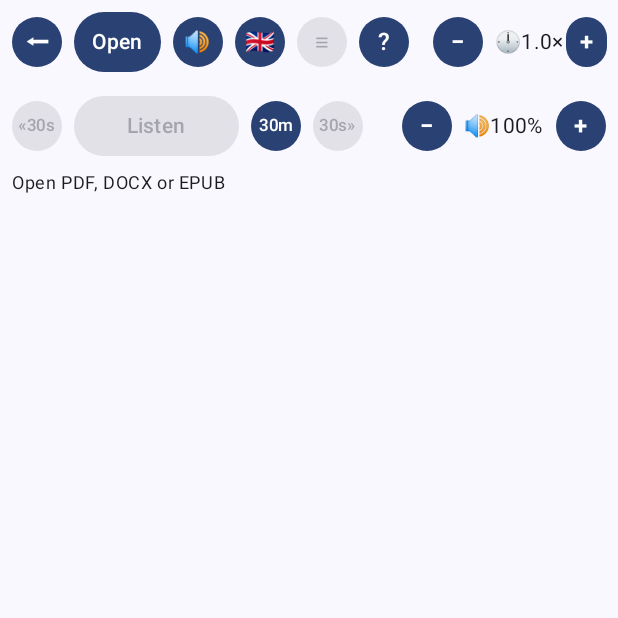
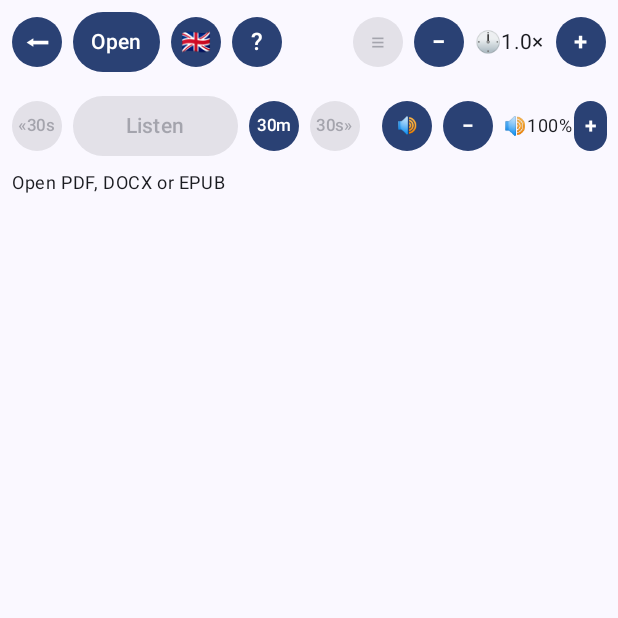
Before and after one commit to Nitram2345/readoutloud, an Android app built with Jetpack Compose: the screen it shows after launch (MainActivity), on a phone screen of 412 x 824 dp, the top half of it. Run offline under Robolectric (Android 15) with nearby library versions, the phone set to English and light mode, and no system bars; libraries missing offline, so code that uses them is left out: com.tom_roush.pdfbox; 4 statements that could not run were skipped.

Commit message:
refactor: Move audio output toggle to bottom row + adjust layout
- Removed speaker button from top row
- Moved speaker toggle to bottom row (right of spacer, left of volume)
- Burger menu (≡) moved to right of spacer in top row
- Reduced Volume text size (bodySmall)
- Reduced Volume +/- button size (bodyMedium)
- Horizontal spacing: 8dp → 7dp

```diff
--- a/app/src/main/java/com/readoutloud/MainActivity.kt
+++ b/app/src/main/java/com/readoutloud/MainActivity.kt
@@ -54,6 +54,7 @@ class MainActivity : ComponentActivity() {
     private var savedVolume = 1.0f
     private var savedIsSpeaker = true
     private var savedLanguage = "de"
+    private val languageState = mutableStateOf("de")
 
     private fun changeLanguage(lang: String) {
         val locale = Locale(lang)
@@ -62,6 +63,8 @@ class MainActivity : ComponentActivity() {
         config.setLocale(locale)
         @Suppress("DEPRECATION")
         resources.updateConfiguration(config, resources.displayMetrics)
+        languageState.value = lang
+        recreate()
     }
 
     private fun setupController(ctrl: TtsController) {
@@ -136,6 +139,7 @@ class MainActivity : ComponentActivity() {
                         onVolumeChange = { v -> ttsController?.setVolume(v) },
                         onAudioOutputChange = { s -> ttsController?.setAudioOutput(s) },
                         onLanguageChange = { lang -> changeLanguage(lang) },
+                        currentLanguage = languageState.value,
                         onSaveAndClose = {
                             stopService(Intent(this, TtsService::class.java))
                             finish()
@@ -169,6 +173,7 @@ fun PdfViewerScreen(
     onVolumeChange: (Float) -> Unit,
     onAudioOutputChange: (Boolean) -> Unit,
     onLanguageChange: (String) -> Unit,
+    currentLanguage: String,
     onSaveAndClose: () -> Unit,
 ) {
     val context = LocalContext.current
@@ -283,7 +288,7 @@ fun PdfViewerScreen(
             modifier = Modifier
                 .fillMaxWidth()
                 .padding(horizontal = 8.dp, vertical = 4.dp),
-            horizontalArrangement = Arrangement.spacedBy(8.dp),
+            horizontalArrangement = Arrangement.spacedBy(7.dp),
             verticalAlignment = Alignment.CenterVertically
         ) {
             RoundBtn(onClick = {
@@ -316,22 +321,16 @@ fun PdfViewerScreen(
                 contentPadding = btnPadding
             ) { Text(stringResource(R.string.open)) }
 
-            RoundBtn(onClick = {
-                isSpeaker = !isSpeaker
-                settings.isSpeaker = isSpeaker
-                onAudioOutputChange(isSpeaker)
-            }) { Text(if (isSpeaker) "🔊" else "👂") }
+            RoundBtn(onClick = { showLangDialog = true }) { Text(when (language) { "de" -> "🇩🇪" "en" -> "🇬🇧" "nl" -> "🇳🇱" "it" -> "🇮🇹" "fr" -> "🇫🇷" "pt" -> "🇵🇹" "sv" -> "🇸🇪" else -> "🇩🇪" }, style = MaterialTheme.typography.titleMedium) }
 
-            RoundBtn(onClick = { showLangDialog = true }) { Text(when (language) { "de" -> "🇩🇪" "en" -> "🇬🇧" "nl" -> "🇳🇱" "it" -> "🇮🇹" "fr" -> "🇫🇷" "pt" -> "🇵🇹" "sv" -> "🇸🇪" else -> "🇩🇪" }, style = MaterialTheme.typography.titleMedium) }
+            RoundBtn(onClick = { showHelp = true }) { Text("?", style = MaterialTheme.typography.titleMedium) }
+
+            Spacer(Modifier.weight(1f))
 
             RoundBtn(
                 onClick = { showToc = true },
                 enabled = tocHeadings.isNotEmpty()
             ) { Text("≡", style = MaterialTheme.typography.titleMedium) }
-
-            RoundBtn(onClick = { showHelp = true }) { Text("?", style = MaterialTheme.typography.titleMedium) }
-
-            Spacer(Modifier.weight(1f))
 
             RoundBtn(onClick = {
                 speechRate = (speechRate - 0.1f).coerceAtLeast(1.0f)
@@ -353,7 +352,7 @@ fun PdfViewerScreen(
             modifier = Modifier
                 .fillMaxWidth()
                 .padding(horizontal = 8.dp, vertical = 4.dp),
-            horizontalArrangement = Arrangement.spacedBy(8.dp),
+            horizontalArrangement = Arrangement.spacedBy(7.dp),
             verticalAlignment = Alignment.CenterVertically
         ) {
             RoundBtn(onClick = onSkipBackward, enabled = canControl) { Text(stringResource(R.string.skip_back), style = MaterialTheme.typography.labelSmall) }
@@ -374,18 +373,24 @@ fun PdfViewerScreen(
             Spacer(Modifier.weight(1f))
 
             RoundBtn(onClick = {
+                isSpeaker = !isSpeaker
+                settings.isSpeaker = isSpeaker
+                onAudioOutputChange(isSpeaker)
+            }) { Text(if (isSpeaker) "🔊" else "👂", style = MaterialTheme.typography.labelSmall) }
+
+            RoundBtn(onClick = {
                 volume = (volume - 0.1f).coerceAtLeast(0.1f)
                     .let { Math.round(it * 10) / 10f }
                 settings.volume = volume; onVolumeChange(volume)
-            }) { Text("−", style = MaterialTheme.typography.titleMedium, fontWeight = FontWeight.Bold) }
+            }) { Text("−", style = MaterialTheme.typography.bodyMedium, fontWeight = FontWeight.Bold) }
 
-            Text(stringResource(R.string.volume, volume * 100), style = MaterialTheme.typography.bodyMedium)
+            Text(stringResource(R.string.volume, volume * 100), style = MaterialTheme.typography.bodySmall)
 
             RoundBtn(onClick = {
                 volume = (volume + 0.1f).coerceAtMost(1.5f)
                     .let { Math.round(it * 10) / 10f }
                 settings.volume = volume; onVolumeChange(volume)
-            }) { Text("+", style = MaterialTheme.typography.titleMedium, fontWeight = FontWeight.Bold) }
+            }) { Text("+", style = MaterialTheme.typography.bodyMedium, fontWeight = FontWeight.Bold) }
         }
 
         if (isLoading) {
@@ -663,7 +668,7 @@ fun RoundBtn(
         onClick = onClick,
         enabled = enabled,
         shape = androidx.compose.foundation.shape.CircleShape,
-        contentPadding = PaddingValues(0.dp),
+        contentPadding = PaddingValues(2.dp),
         modifier = Modifier.size(33.dp)
     ) { content() }
 }
```
Also changed, not shown: 1 other file.
